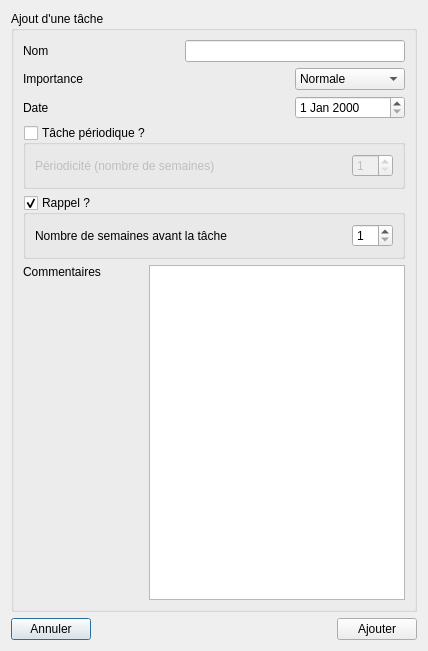
Qt form fenetre_gestion_des_taches.ui (JL31/Organiseur_TReamilial) before a commit.
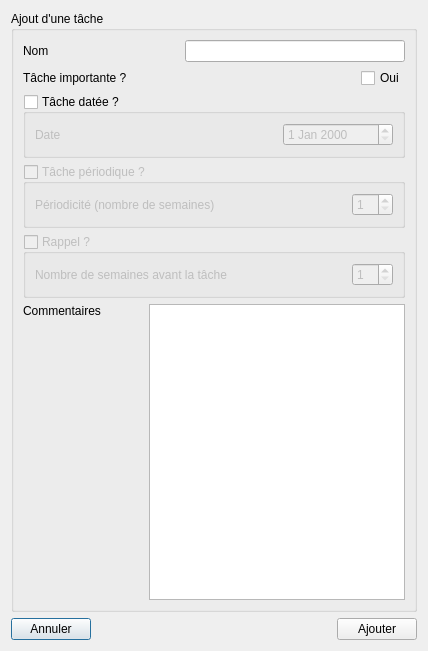
The same form after that commit.

What changed in the file:
```diff
--- a/fenetre_gestion_des_taches.ui
+++ b/fenetre_gestion_des_taches.ui
@@ -16,147 +16,14 @@
   <property name="modal">
    <bool>false</bool>
   </property>
-  <layout class="QVBoxLayout" name="verticalLayout_2">
+  <layout class="QVBoxLayout" name="verticalLayout_3">
    <item>
     <widget class="QGroupBox" name="gb_task_management">
      <property name="title">
       <string>Ajout d'une tâche</string>
      </property>
-     <layout class="QGridLayout" name="gridLayout">
-      <item row="5" column="0">
-       <layout class="QHBoxLayout" name="horizontalLayout_5">
-        <item>
-         <widget class="QLabel" name="label_4">
-          <property name="text">
-           <string>Commentaires</string>
-          </property>
-          <property name="alignment">
-           <set>Qt::AlignLeading|Qt::AlignLeft|Qt::AlignTop</set>
-          </property>
-         </widget>
-        </item>
-        <item>
-         <spacer name="horizontalSpacer_5">
-          <property name="orientation">
-           <enum>Qt::Horizontal</enum>
-          </property>
-          <property name="sizeHint" stdset="0">
-           <size>
-            <width>10</width>
-            <height>20</height>
-           </size>
-          </property>
-         </spacer>
-        </item>
-        <item>
-         <widget class="QTextEdit" name="te_task_comments">
-          <property name="sizePolicy">
-           <sizepolicy hsizetype="Expanding" vsizetype="Expanding">
-            <horstretch>0</horstretch>
-            <verstretch>0</verstretch>
-           </sizepolicy>
-          </property>
-          <property name="minimumSize">
-           <size>
-            <width>100</width>
-            <height>0</height>
-           </size>
-          </property>
-          <property name="baseSize">
-           <size>
-            <width>100</width>
-            <height>0</height>
-           </size>
-          </property>
-         </widget>
-        </item>
-       </layout>
-      </item>
-      <item row="2" column="0">
-       <layout class="QHBoxLayout" name="horizontalLayout_2">
-        <item>
-         <widget class="QLabel" name="label_3">
-          <property name="text">
-           <string>Date</string>
-          </property>
-         </widget>
-        </item>
-        <item>
-         <spacer name="horizontalSpacer_4">
-          <property name="orientation">
-           <enum>Qt::Horizontal</enum>
-          </property>
-          <property name="sizeHint" stdset="0">
-           <size>
-            <width>40</width>
-            <height>20</height>
-           </size>
-          </property>
-         </spacer>
-        </item>
-        <item>
-         <widget class="QDateEdit" name="de_task_date">
-          <property name="minimumSize">
-           <size>
-            <width>110</width>
-            <height>0</height>
-           </size>
-          </property>
-          <property name="baseSize">
-           <size>
-            <width>110</width>
-            <height>0</height>
-           </size>
-          </property>
-         </widget>
-        </item>
-       </layout>
-      </item>
-      <item row="1" column="0">
-       <layout class="QHBoxLayout" name="horizontalLayout_3">
-        <item>
-         <widget class="QLabel" name="label_2">
-          <property name="text">
-           <string>Importance</string>
-          </property>
-         </widget>
-        </item>
-        <item>
-         <spacer name="horizontalSpacer_3">
-          <property name="orientation">
-           <enum>Qt::Horizontal</enum>
-          </property>
-          <property name="sizeHint" stdset="0">
-           <size>
-            <width>40</width>
-            <height>20</height>
-           </size>
-          </property>
-         </spacer>
-        </item>
-        <item>
-         <widget class="QComboBox" name="cb_task_importance">
-          <property name="minimumSize">
-           <size>
-            <width>110</width>
-            <height>0</height>
-           </size>
-          </property>
-          <item>
-           <property name="text">
-            <string>Normale</string>
-           </property>
-          </item>
-          <item>
-           <property name="text">
-            <string>Importante</string>
-           </property>
-          </item>
-         </widget>
-        </item>
-       </layout>
-      </item>
-      <item row="0" column="0">
+     <layout class="QVBoxLayout" name="verticalLayout_2">
+      <item>
        <layout class="QHBoxLayout" name="horizontalLayout_4">
         <item>
          <widget class="QLabel" name="label">
@@ -202,53 +69,93 @@
         </item>
        </layout>
       </item>
-      <item row="4" column="0">
-       <widget class="QGroupBox" name="gb_reminder">
+      <item>
+       <layout class="QHBoxLayout" name="horizontalLayout_3">
+        <item>
+         <widget class="QLabel" name="label_7">
+          <property name="text">
+           <string>Tâche importante ?</string>
+          </property>
+         </widget>
+        </item>
+        <item>
+         <spacer name="horizontalSpacer_8">
+          <property name="orientation">
+           <enum>Qt::Horizontal</enum>
+          </property>
+          <property name="sizeHint" stdset="0">
+           <size>
+            <width>40</width>
+            <height>20</height>
+           </size>
+          </property>
+         </spacer>
+        </item>
+        <item>
+         <widget class="QCheckBox" name="cb_important_task">
+          <property name="text">
+           <string>Oui</string>
+          </property>
+         </widget>
+        </item>
+       </layout>
+      </item>
+      <item>
+       <widget class="QGroupBox" name="gb_dated_task">
         <property name="title">
-         <string>Rappel ?</string>
+         <string>Tâche datée ?</string>
         </property>
         <property name="checkable">
          <bool>true</bool>
         </property>
         <property name="checked">
-         <bool>true</bool>
+         <bool>false</bool>
         </property>
-        <layout class="QHBoxLayout" name="horizontalLayout_6">
+        <layout class="QHBoxLayout" name="horizontalLayout_2">
          <item>
-          <widget class="QLabel" name="label_6">
+          <widget class="QLabel" name="label_3">
            <property name="text">
-            <string>Nombre de semaines avant la tâche</string>
+            <string>Date</string>
            </property>
           </widget>
          </item>
          <item>
-          <spacer name="horizontalSpacer_7">
+          <spacer name="horizontalSpacer_4">
            <property name="orientation">
             <enum>Qt::Horizontal</enum>
            </property>
            <property name="sizeHint" stdset="0">
             <size>
-             <width>47</width>
+             <width>204</width>
              <height>20</height>
             </size>
            </property>
           </spacer>
          </item>
          <item>
-          <widget class="QSpinBox" name="sb_nbr_weeks_before_task">
-           <property name="minimum">
-            <number>1</number>
+          <widget class="QDateEdit" name="de_task_date">
+           <property name="minimumSize">
+            <size>
+             <width>110</width>
+             <height>0</height>
+            </size>
            </property>
-           <property name="maximum">
-            <number>12</number>
+           <property name="baseSize">
+            <size>
+             <width>110</width>
+             <height>0</height>
+            </size>
            </property>
           </widget>
          </item>
         </layout>
        </widget>
       </item>
-      <item row="3" column="0">
+      <item>
        <widget class="QGroupBox" name="gb_periodic_task">
+        <property name="enabled">
+         <bool>false</bool>
+        </property>
         <property name="title">
          <string>Tâche périodique ?</string>
         </property>
@@ -296,6 +203,103 @@
         </layout>
        </widget>
       </item>
+      <item>
+       <widget class="QGroupBox" name="gb_reminder">
+        <property name="enabled">
+         <bool>false</bool>
+        </property>
+        <property name="title">
+         <string>Rappel ?</string>
+        </property>
+        <property name="checkable">
+         <bool>true</bool>
+        </property>
+        <property name="checked">
+         <bool>false</bool>
+        </property>
+        <layout class="QHBoxLayout" name="horizontalLayout_6">
+         <item>
+          <widget class="QLabel" name="label_6">
+           <property name="text">
+            <string>Nombre de semaines avant la tâche</string>
+           </property>
+          </widget>
+         </item>
+         <item>
+          <spacer name="horizontalSpacer_7">
+           <property name="orientation">
+            <enum>Qt::Horizontal</enum>
+           </property>
+           <property name="sizeHint" stdset="0">
+            <size>
+             <width>47</width>
+             <height>20</height>
+            </size>
+           </property>
+          </spacer>
+         </item>
+         <item>
+          <widget class="QSpinBox" name="sb_nbr_weeks_before_task">
+           <property name="minimum">
+            <number>1</number>
+           </property>
+           <property name="maximum">
+            <number>12</number>
+           </property>
+          </widget>
+         </item>
+        </layout>
+       </widget>
+      </item>
+      <item>
+       <layout class="QHBoxLayout" name="horizontalLayout_5">
+        <item>
+         <widget class="QLabel" name="label_4">
+          <property name="text">
+           <string>Commentaires</string>
+          </property>
+          <property name="alignment">
+           <set>Qt::AlignLeading|Qt::AlignLeft|Qt::AlignTop</set>
+          </property>
+         </widget>
+        </item>
+        <item>
+         <spacer name="horizontalSpacer_5">
+          <property name="orientation">
+           <enum>Qt::Horizontal</enum>
+          </property>
+          <property name="sizeHint" stdset="0">
+           <size>
+            <width>10</width>
+            <height>20</height>
+           </size>
+          </property>
+         </spacer>
+        </item>
+        <item>
+         <widget class="QTextEdit" name="te_task_comments">
+          <property name="sizePolicy">
+           <sizepolicy hsizetype="Expanding" vsizetype="Expanding">
+            <horstretch>0</horstretch>
+            <verstretch>0</verstretch>
+           </sizepolicy>
+          </property>
+          <property name="minimumSize">
+           <size>
+            <width>100</width>
+            <height>0</height>
+           </size>
+          </property>
+          <property name="baseSize">
+           <size>
+            <width>100</width>
+            <height>0</height>
+           </size>
+          </property>
+         </widget>
+        </item>
+       </layout>
+      </item>
      </layout>
     </widget>
    </item>
```
Left out of the diff: 1 changed line with no effect on the pictures.
